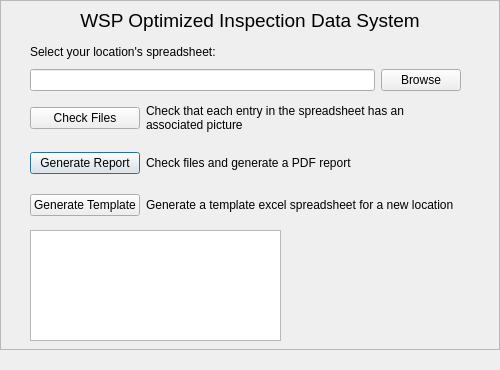
Old version of the form WOIDS.ui in the repository temccarthy/WOIDS-Sound.
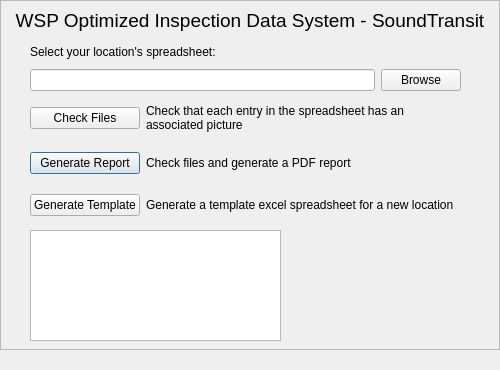
New version of the form. Icons and pictures are not drawn.

Commit message: clarified seattle version

The edit to the form file:
```diff
--- a/WOIDS.ui
+++ b/WOIDS.ui
@@ -60,7 +60,7 @@
       </font>
      </property>
      <property name="text">
-      <string>WSP Optimized Inspection Data System</string>
+      <string>WSP Optimized Inspection Data System - SoundTransit</string>
      </property>
      <property name="alignment">
       <set>Qt::AlignCenter</set>
```
Left out of the diff: 2 changed lines with no effect on the pictures. The commit also changes 2 other files.
